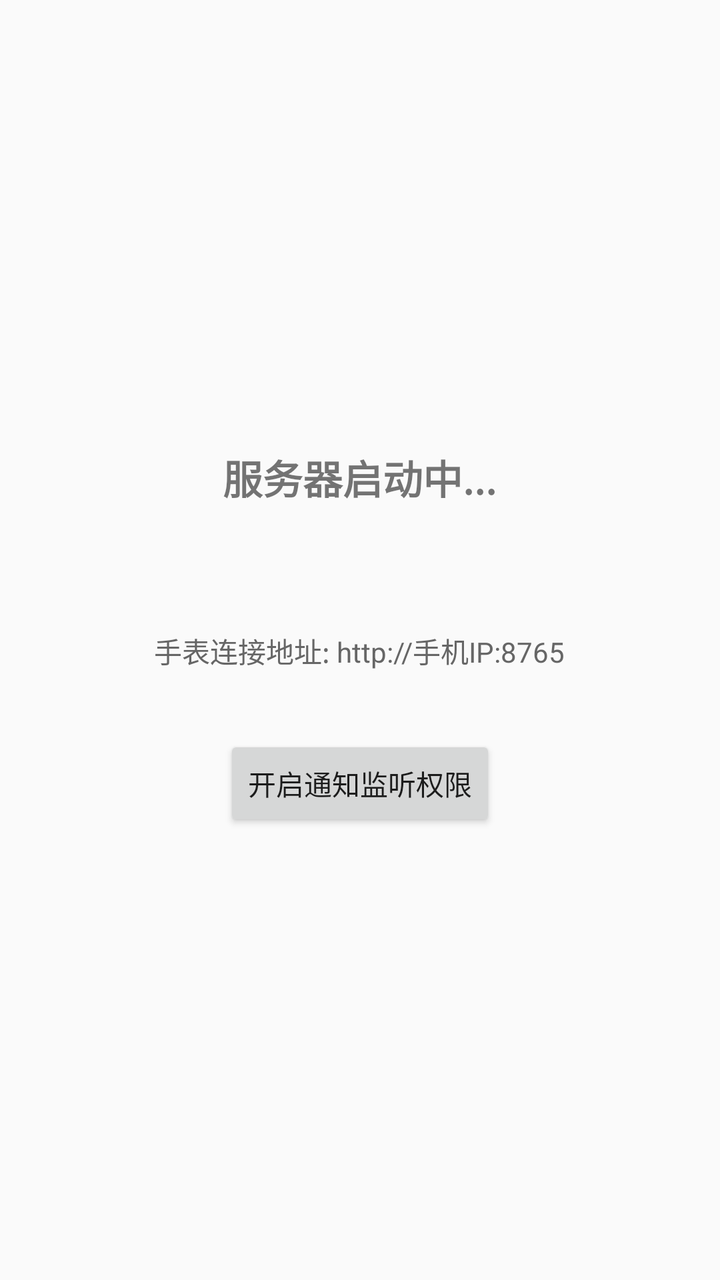
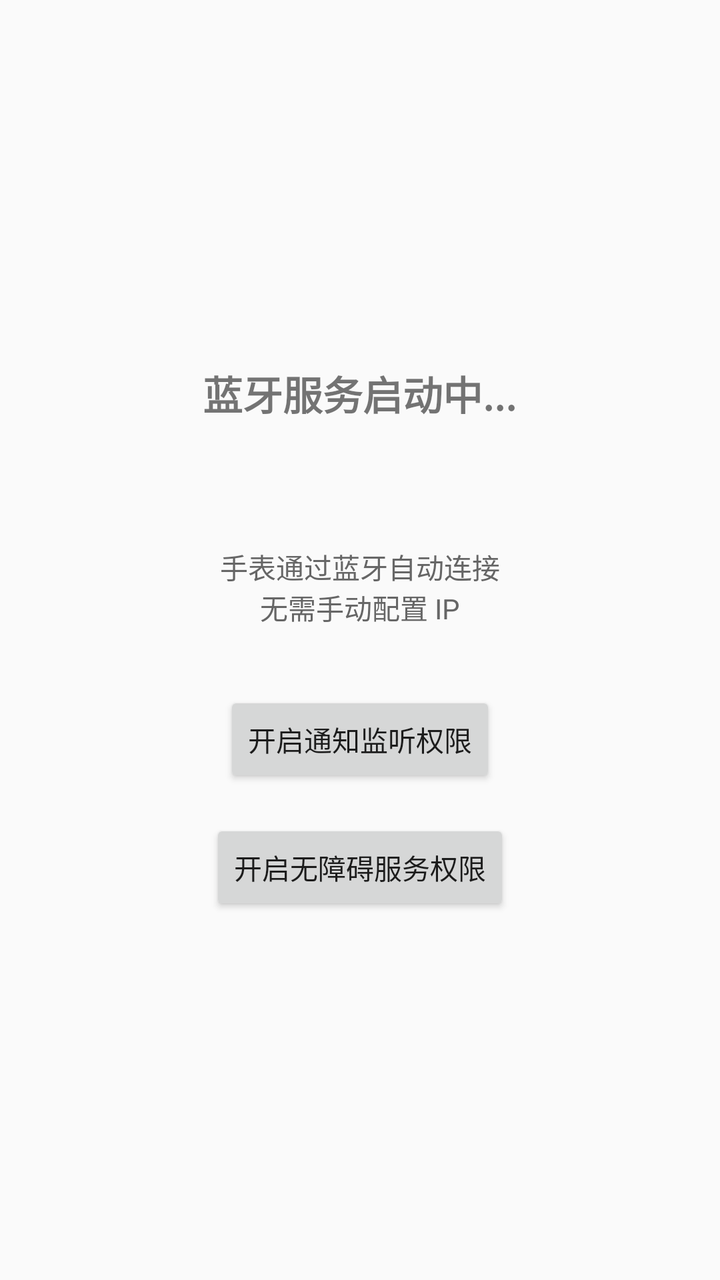

Two renders of the same Android screen: before a commit and after it. Below are the layout's source before the change and the commit's diff.
<!-- AndroidManifest.xml: application theme android:Theme.Material.Light -->
<!-- res/layout/activity_main.xml -->
<?xml version="1.0" encoding="utf-8"?>
<LinearLayout xmlns:android="http://schemas.android.com/apk/res/android"
    android:layout_width="match_parent"
    android:layout_height="match_parent"
    android:orientation="vertical"
    android:padding="24dp"
    android:gravity="center">

    <TextView
        android:id="@+id/status_text"
        android:layout_width="wrap_content"
        android:layout_height="wrap_content"
        android:text="服务器启动中..."
        android:textSize="20sp"
        android:textStyle="bold" />

    <TextView
        android:id="@+id/ip_text"
        android:layout_width="wrap_content"
        android:layout_height="wrap_content"
        android:layout_marginTop="16dp"
        android:textSize="16sp"
        android:gravity="center" />

    <TextView
        android:layout_width="wrap_content"
        android:layout_height="wrap_content"
        android:layout_marginTop="24dp"
        android:text="手表连接地址: http://手机IP:8765"
        android:textSize="14sp"
        android:textColor="#666" />

    <Button
        android:id="@+id/enable_btn"
        android:layout_width="wrap_content"
        android:layout_height="wrap_content"
        android:layout_marginTop="32dp"
        android:text="开启通知监听权限" />

</LinearLayout>
<!-- resources referenced by this layout -->
<resources>

</resources>

<!-- the commit's change to res/layout/activity_main.xml (unified diff, before → after) -->
@@ -10,7 +10,7 @@
         android:id="@+id/status_text"
         android:layout_width="wrap_content"
         android:layout_height="wrap_content"
-        android:text="服务器启动中..."
+        android:text="蓝牙服务启动中..."
         android:textSize="20sp"
         android:textStyle="bold" />
 
@@ -26,9 +26,10 @@
         android:layout_width="wrap_content"
         android:layout_height="wrap_content"
         android:layout_marginTop="24dp"
-        android:text="手表连接地址: http://手机IP:8765"
+        android:text="手表通过蓝牙自动连接\n无需手动配置 IP"
         android:textSize="14sp"
-        android:textColor="#666" />
+        android:textColor="#666"
+        android:gravity="center" />
 
     <Button
         android:id="@+id/enable_btn"
@@ -37,4 +38,12 @@
         android:layout_marginTop="32dp"
         android:text="开启通知监听权限" />
 
+    <Button
+        android:id="@+id/accessibility_btn"
+        android:layout_width="wrap_content"
+        android:layout_height="wrap_content"
+        android:layout_marginTop="16dp"
+        android:text="开启无障碍服务权限"
+        android:visibility="visible" />
+
 </LinearLayout>
